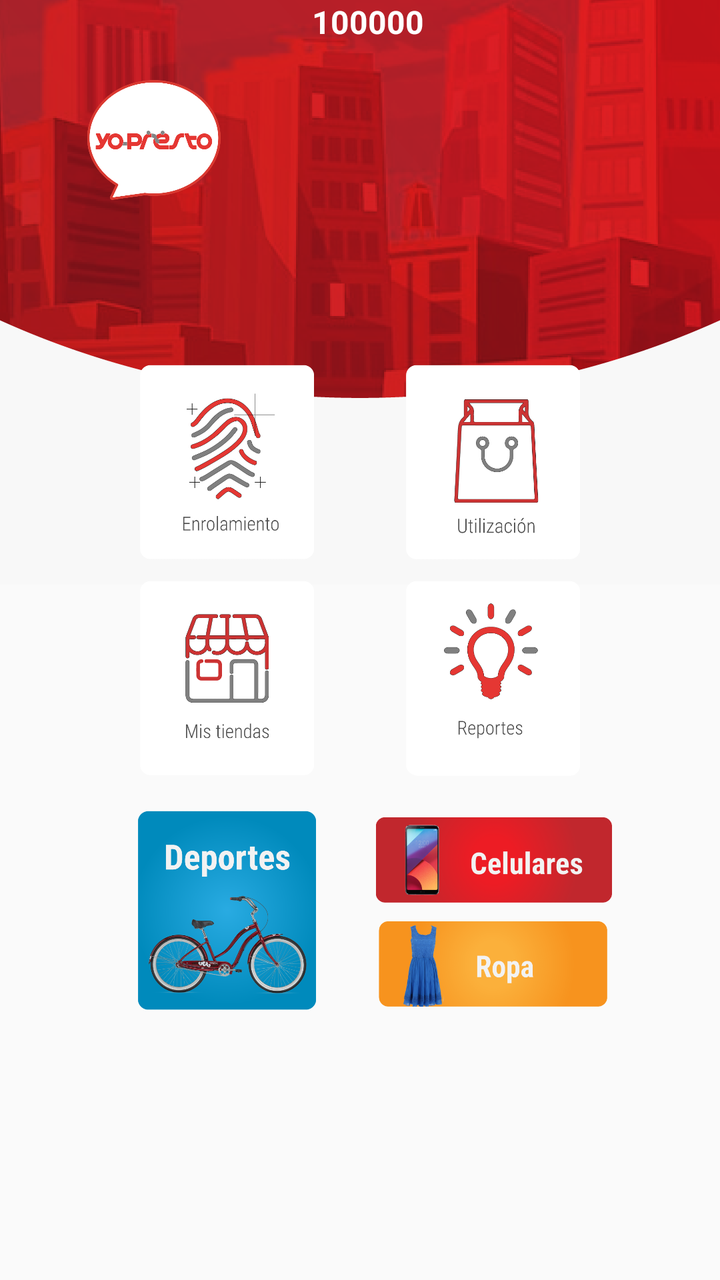
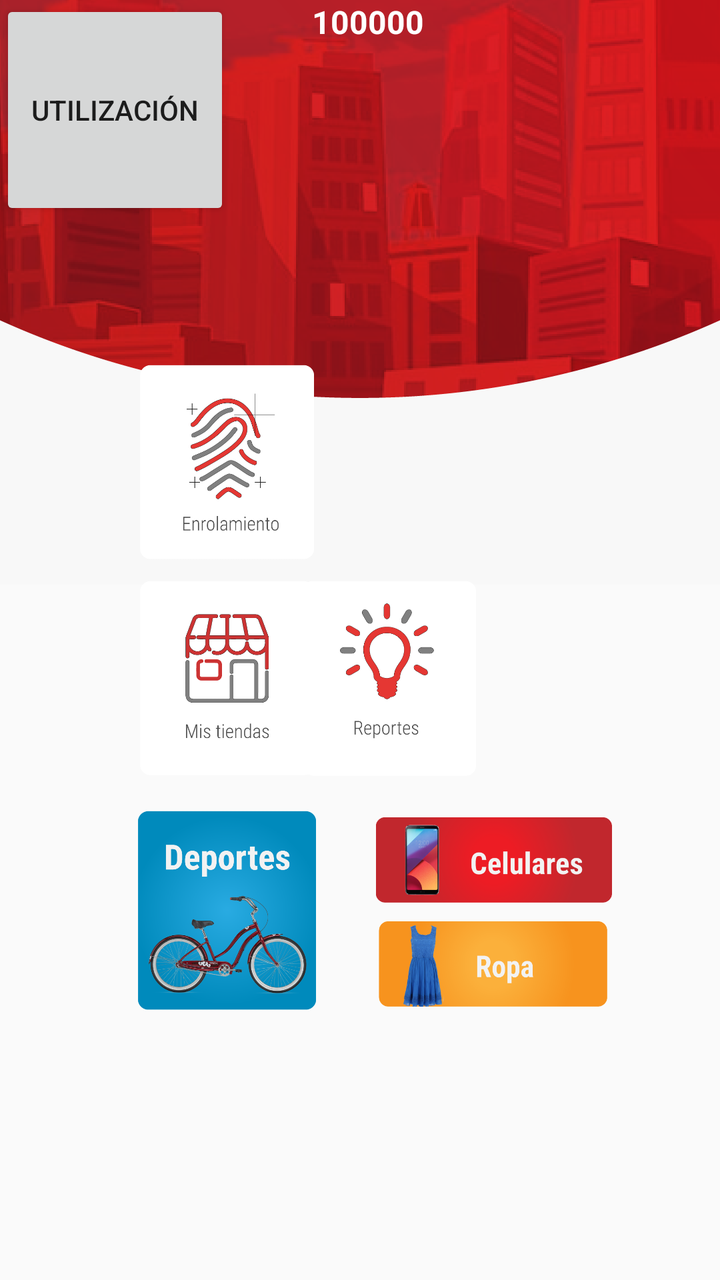

Two renders of the same Android screen: before a commit and after it. Below are the layout's source before the change and the commit's diff.
<!-- AndroidManifest.xml: application theme AppTheme -->
<!-- res/layout/activity_home.xml -->
<?xml version="1.0" encoding="utf-8"?>
<android.support.constraint.ConstraintLayout xmlns:android="http://schemas.android.com/apk/res/android"
    xmlns:app="http://schemas.android.com/apk/res-auto"
    xmlns:tools="http://schemas.android.com/tools"
    android:layout_width="match_parent"
    android:layout_height="match_parent"
    android:background="@drawable/fondohome"
    tools:context="com.yopresto.app.yoprestoapp.ui.main.HomeActivity">

    <ImageView
        android:id="@+id/BtnEnrollment"
        android:layout_width="115dp"
        android:layout_height="110dp"
        android:layout_marginStart="56dp"
        android:layout_marginTop="172dp"
        android:contentDescription="@string/nav_header_desc"
        android:paddingTop="@dimen/nav_header_vertical_spacing"
        app:layout_constraintStart_toStartOf="parent"
        app:layout_constraintTop_toTopOf="parent"
        app:srcCompat="@drawable/icon1" />

    <ImageView
        android:id="@+id/BtnMyStores"
        android:layout_width="115dp"
        android:layout_height="110dp"
        android:layout_marginStart="56dp"
        android:layout_marginTop="280dp"
        android:contentDescription="@string/nav_header_desc"
        android:paddingTop="@dimen/nav_header_vertical_spacing"
        app:layout_constraintStart_toStartOf="parent"
        app:layout_constraintTop_toTopOf="parent"
        app:srcCompat="@drawable/icon3" />

    <ImageView
        android:id="@+id/btnRopa"
        android:layout_width="118dp"
        android:layout_height="60dp"
        android:layout_marginStart="188dp"
        android:layout_marginTop="448dp"
        android:contentDescription="@string/nav_header_desc"
        android:paddingTop="@dimen/nav_header_vertical_spacing"
        app:layout_constraintStart_toStartOf="parent"
        app:layout_constraintTop_toTopOf="parent"
        app:srcCompat="@drawable/ropa" />

    <ImageView
        android:id="@+id/btnCelular2"
        android:layout_width="118dp"
        android:layout_height="60dp"
        android:layout_marginStart="188dp"
        android:layout_marginTop="396dp"
        android:contentDescription="@string/nav_header_desc"
        android:paddingTop="@dimen/nav_header_vertical_spacing"
        app:layout_constraintStart_toStartOf="parent"
        app:layout_constraintTop_toTopOf="parent"
        app:srcCompat="@drawable/celulares" />

    <ImageView
        android:id="@+id/btnDeports2"
        android:layout_width="115dp"
        android:layout_height="110dp"
        android:layout_marginStart="56dp"
        android:layout_marginTop="396dp"
        android:contentDescription="@string/nav_header_desc"
        android:paddingTop="@dimen/nav_header_vertical_spacing"
        app:layout_constraintStart_toStartOf="parent"
        app:layout_constraintTop_toTopOf="parent"
        app:srcCompat="@drawable/deportes" />

    <ImageView
        android:id="@+id/BtnReport"
        android:layout_width="115dp"
        android:layout_height="110dp"
        android:layout_marginEnd="56dp"
        android:layout_marginTop="280dp"
        android:contentDescription="@string/nav_header_desc"
        android:paddingTop="@dimen/nav_header_vertical_spacing"
        app:layout_constraintEnd_toEndOf="parent"
        app:layout_constraintTop_toTopOf="parent"
        app:srcCompat="@drawable/icon4" />

    <ImageView
        android:id="@+id/BtnUtilization"
        android:layout_width="115dp"
        android:layout_height="110dp"
        android:layout_marginEnd="56dp"
        android:layout_marginTop="172dp"
        android:contentDescription="@string/nav_header_desc"
        android:paddingTop="@dimen/nav_header_vertical_spacing"
        app:layout_constraintEnd_toEndOf="parent"
        app:layout_constraintTop_toTopOf="parent"
        app:srcCompat="@drawable/icon2" />

    <TextView
        android:id="@+id/textView16"
        android:layout_width="132dp"
        android:layout_height="26dp"
        android:layout_marginBottom="8dp"
        android:layout_marginEnd="72dp"
        android:layout_marginTop="16dp"
        android:text="@string/welcome"
        android:textColor="#ffffff"
        android:textSize="18sp"
        android:textStyle="bold"
        app:layout_constraintBottom_toTopOf="@+id/textView4"
        app:layout_constraintEnd_toEndOf="parent"
        app:layout_constraintTop_toTopOf="parent" />

    <TextView
        android:id="@+id/textView15"
        android:layout_width="132dp"
        android:layout_height="26dp"
        android:layout_marginBottom="8dp"
        android:layout_marginEnd="72dp"
        android:text="@string/avalaible_money"
        android:textColor="#ffffff"
        android:textSize="16sp"
        android:textStyle="bold"
        app:layout_constraintBottom_toTopOf="@+id/textView14"
        app:layout_constraintEnd_toEndOf="parent" />

    <TextView
        android:id="@+id/textView14"
        android:layout_width="132dp"
        android:layout_height="26dp"
        android:layout_marginEnd="72dp"
        android:text="100000"
        android:textColor="#ffffff"
        android:textSize="16sp"
        android:textStyle="bold"
        app:layout_constraintEnd_toEndOf="parent"
        tools:layout_editor_absoluteY="126dp" />

    <ScrollView
        android:layout_width="0dp"
        android:layout_height="506dp"
        tools:layout_editor_absoluteX="0dp"
        tools:layout_editor_absoluteY="2dp">


    </ScrollView>

    <ImageView
        android:id="@+id/imageView2"
        android:layout_width="82dp"
        android:layout_height="76dp"
        android:layout_marginStart="36dp"
        android:layout_marginTop="28dp"
        android:contentDescription="@string/nav_header_desc"
        android:paddingTop="@dimen/nav_header_vertical_spacing"
        app:layout_constraintStart_toStartOf="parent"
        app:layout_constraintTop_toTopOf="parent"
        app:srcCompat="@drawable/logoyopresto" />

    <TextView
        android:id="@+id/textView4"
        android:layout_width="132dp"
        android:layout_height="26dp"
        android:layout_marginBottom="16dp"
        android:layout_marginEnd="72dp"
        android:text="Andrey"
        android:textColor="#ffffff"
        android:textSize="18sp"
        android:textStyle="bold"
        app:layout_constraintBottom_toTopOf="@+id/textView15"
        app:layout_constraintEnd_toEndOf="parent" />

</android.support.constraint.ConstraintLayout>
<!-- resources referenced by this layout -->
<resources>
  <dimen name="nav_header_vertical_spacing">8dp</dimen>
  <!-- drawable celulares: png bitmap (drawable-v21, 40678 bytes) -->
  <!-- drawable deportes: png bitmap (drawable-v21, 166544 bytes) -->
  <!-- drawable fondohome: png bitmap (drawable-v21, 177223 bytes) -->
  <!-- drawable icon1: png bitmap (drawable-v21, 27204 bytes) -->
  <!-- drawable icon2: png bitmap (drawable-v21, 15312 bytes) -->
  <!-- drawable icon3: png bitmap (drawable-v21, 17359 bytes) -->
  <!-- drawable icon4: png bitmap (drawable-v21, 18562 bytes) -->
  <!-- drawable logoyopresto: png bitmap (drawable-v21, 21470 bytes) -->
  <!-- drawable ropa: png bitmap (drawable-v21, 44254 bytes) -->
  <string name="avalaible_money">Avalaible money:</string>
  <string name="nav_header_desc" translatable="false">Navigation header</string>
  <string name="welcome">Welcome</string>
  <style name="AppTheme" parent="Theme.AppCompat.Light.DarkActionBar">
          
          <item name="colorPrimary">@color/colorPrimary</item>
          <item name="colorPrimaryDark">@color/colorPrimaryDark</item>
          <item name="colorAccent">@color/colorAccent</item>
      </style>
  <color name="colorPrimary">#CB1E1E</color>
  <color name="colorPrimaryDark">#CB1E1E</color>
  <color name="colorAccent">#CB1E1E</color>
</resources>

<!-- the commit's change to res/layout/activity_home.xml (unified diff, before → after) -->
@@ -2,6 +2,7 @@
 <android.support.constraint.ConstraintLayout xmlns:android="http://schemas.android.com/apk/res/android"
     xmlns:app="http://schemas.android.com/apk/res-auto"
     xmlns:tools="http://schemas.android.com/tools"
+    android:id="@+id/btnUtilizacion"
     android:layout_width="match_parent"
     android:layout_height="match_parent"
     android:background="@drawable/fondohome"
@@ -71,33 +72,21 @@
         android:id="@+id/BtnReport"
         android:layout_width="115dp"
         android:layout_height="110dp"
-        android:layout_marginEnd="56dp"
         android:layout_marginTop="280dp"
+        android:layout_marginEnd="108dp"
         android:contentDescription="@string/nav_header_desc"
         android:paddingTop="@dimen/nav_header_vertical_spacing"
         app:layout_constraintEnd_toEndOf="parent"
         app:layout_constraintTop_toTopOf="parent"
         app:srcCompat="@drawable/icon4" />
 
-    <ImageView
-        android:id="@+id/BtnUtilization"
-        android:layout_width="115dp"
-        android:layout_height="110dp"
-        android:layout_marginEnd="56dp"
-        android:layout_marginTop="172dp"
-        android:contentDescription="@string/nav_header_desc"
-        android:paddingTop="@dimen/nav_header_vertical_spacing"
-        app:layout_constraintEnd_toEndOf="parent"
-        app:layout_constraintTop_toTopOf="parent"
-        app:srcCompat="@drawable/icon2" />
-
     <TextView
         android:id="@+id/textView16"
         android:layout_width="132dp"
         android:layout_height="26dp"
+        android:layout_marginTop="16dp"
+        android:layout_marginEnd="72dp"
         android:layout_marginBottom="8dp"
-        android:layout_marginEnd="72dp"
-        android:layout_marginTop="16dp"
         android:text="@string/welcome"
         android:textColor="#ffffff"
         android:textSize="18sp"
@@ -110,8 +99,8 @@
         android:id="@+id/textView15"
         android:layout_width="132dp"
         android:layout_height="26dp"
+        android:layout_marginEnd="72dp"
         android:layout_marginBottom="8dp"
-        android:layout_marginEnd="72dp"
         android:text="@string/avalaible_money"
         android:textColor="#ffffff"
         android:textSize="16sp"
@@ -156,8 +145,8 @@
         android:id="@+id/textView4"
         android:layout_width="132dp"
         android:layout_height="26dp"
+        android:layout_marginEnd="72dp"
         android:layout_marginBottom="16dp"
-        android:layout_marginEnd="72dp"
         android:text="Andrey"
         android:textColor="#ffffff"
         android:textSize="18sp"
@@ -165,4 +154,12 @@
         app:layout_constraintBottom_toTopOf="@+id/textView15"
         app:layout_constraintEnd_toEndOf="parent" />
 
+    <Button
+        android:id="@+id/BtnUtilizacion"
+        android:layout_width="115dp"
+        android:layout_height="110dp"
+        android:text="Utilización"
+        tools:layout_editor_absoluteX="189dp"
+        tools:layout_editor_absoluteY="172dp" />
+
 </android.support.constraint.ConstraintLayout>
<!-- resource entries referenced after the edit -->
@@ -5,7 +5,6 @@
   <!-- drawable deportes: png bitmap (drawable-v21, 166544 bytes) -->
   <!-- drawable fondohome: png bitmap (drawable-v21, 177223 bytes) -->
   <!-- drawable icon1: png bitmap (drawable-v21, 27204 bytes) -->
-  <!-- drawable icon2: png bitmap (drawable-v21, 15312 bytes) -->
   <!-- drawable icon3: png bitmap (drawable-v21, 17359 bytes) -->
   <!-- drawable icon4: png bitmap (drawable-v21, 18562 bytes) -->
   <!-- drawable logoyopresto: png bitmap (drawable-v21, 21470 bytes) -->
